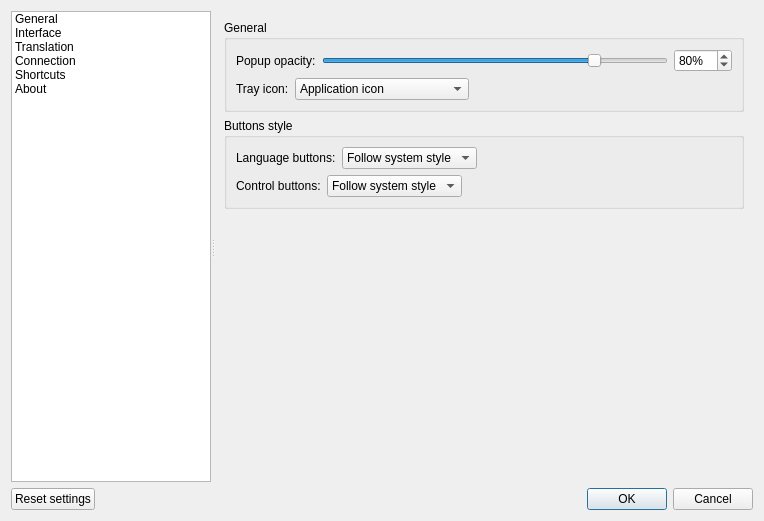
Above: src/settingsdialog.ui from crow-translate/crow-translate before the change. Below: the same form after it.
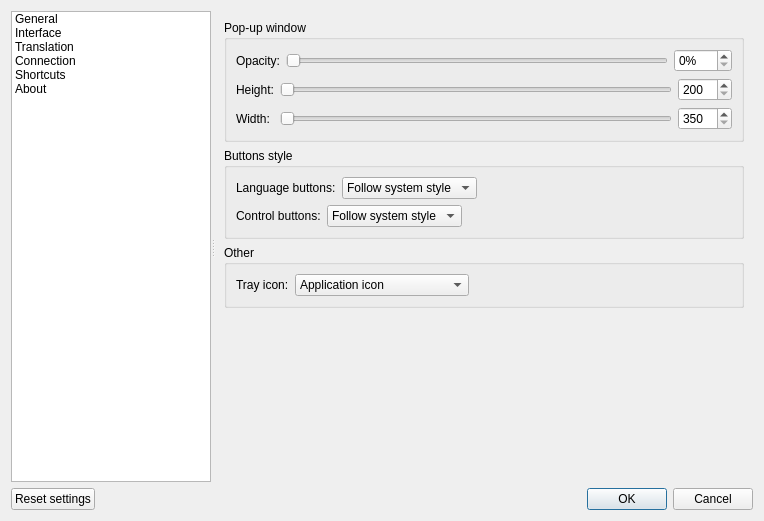
That is the form after the change. The open tabs and pages were chosen to show the change. Icons and pictures are not drawn.

Commit message: Add ability to set pop-up window size

```diff
--- a/src/settingsdialog.ui
+++ b/src/settingsdialog.ui
@@ -268,15 +268,15 @@
         <item>
          <widget class="QGroupBox" name="generalInterfaceGroupBox">
           <property name="title">
-           <string>General</string>
+           <string>Pop-up window</string>
           </property>
-          <layout class="QVBoxLayout" name="verticalLayout_13">
+          <layout class="QVBoxLayout" name="verticalLayout_14">
            <item>
             <layout class="QHBoxLayout" name="popupOpacityLayout">
              <item>
               <widget class="QLabel" name="popupOpacityLabel">
                <property name="text">
-                <string>Popup opacity:</string>
+                <string>Opacity:</string>
                </property>
               </widget>
              </item>
@@ -285,9 +285,6 @@
                <property name="maximum">
                 <number>100</number>
                </property>
-               <property name="value">
-                <number>80</number>
-               </property>
                <property name="orientation">
                 <enum>Qt::Horizontal</enum>
                </property>
@@ -301,65 +298,74 @@
                <property name="maximum">
                 <number>100</number>
                </property>
-               <property name="value">
-                <number>80</number>
-               </property>
               </widget>
              </item>
             </layout>
            </item>
            <item>
-            <layout class="QHBoxLayout" name="trayIconHorizontalLayout">
-             <item>
-              <widget class="QLabel" name="trayIconLabel">
+            <layout class="QGridLayout" name="popupSizeLayout">
+             <item row="0" column="2">
+              <widget class="QSpinBox" name="popupHeightSpinBox">
+               <property name="minimum">
+                <number>200</number>
+               </property>
+               <property name="maximum">
+                <number>1000</number>
+               </property>
+              </widget>
+             </item>
+             <item row="0" column="0">
+              <widget class="QLabel" name="popupHeightLabel">
                <property name="text">
-                <string>Tray icon:</string>
+                <string>Height:</string>
                </property>
               </widget>
              </item>
-             <item>
-              <widget class="QComboBox" name="trayIconComboBox">
-               <item>
-                <property name="text">
-                 <string>Application icon</string>
-                </property>
-                <property name="icon">
-                 <iconset theme="crow-translate">
-                  <normaloff>.</normaloff>.</iconset>
-                </property>
-               </item>
-               <item>
-                <property name="text">
-                 <string>Monochrome (dark theme)</string>
-                </property>
-                <property name="icon">
-                 <iconset resource="../data/resources.qrc">
-                  <normaloff>:/icons/app/dark-theme.png</normaloff>:/icons/app/dark-theme.png</iconset>
-                </property>
-               </item>
-               <item>
-                <property name="text">
-                 <string>Monochrome (light theme)</string>
-                </property>
-                <property name="icon">
-                 <iconset resource="../data/resources.qrc">
-                  <normaloff>:/icons/app/white-theme.png</normaloff>:/icons/app/white-theme.png</iconset>
-                </property>
-               </item>
+             <item row="0" column="1">
+              <widget class="QSlider" name="popupHeightSlider">
+               <property name="minimum">
+                <number>200</number>
+               </property>
+               <property name="maximum">
+                <number>1000</number>
+               </property>
+               <property name="singleStep">
+                <number>1</number>
+               </property>
+               <property name="orientation">
+                <enum>Qt::Horizontal</enum>
+               </property>
               </widget>
              </item>
-             <item>
-              <spacer name="trayIconHorizontalSpacer">
+             <item row="1" column="1">
+              <widget class="QSlider" name="popupWidthSlider">
+               <property name="minimum">
+                <number>350</number>
+               </property>
+               <property name="maximum">
+                <number>1000</number>
+               </property>
                <property name="orientation">
                 <enum>Qt::Horizontal</enum>
                </property>
-               <property name="sizeHint" stdset="0">
-                <size>
-                 <width>40</width>
-                 <height>20</height>
-                </size>
+              </widget>
+             </item>
+             <item row="1" column="0">
+              <widget class="QLabel" name="popupWidthLabel">
+               <property name="text">
+                <string>Width:</string>
                </property>
-              </spacer>
+              </widget>
+             </item>
+             <item row="1" column="2">
+              <widget class="QSpinBox" name="popupWidthSpinBox">
+               <property name="minimum">
+                <number>350</number>
+               </property>
+               <property name="maximum">
+                <number>1000</number>
+               </property>
+              </widget>
              </item>
             </layout>
            </item>
@@ -481,6 +487,70 @@
           </layout>
          </widget>
         </item>
+        <item>
+         <widget class="QGroupBox" name="otherInterfaceGroupBox">
+          <property name="title">
+           <string>Other</string>
+          </property>
+          <layout class="QVBoxLayout" name="verticalLayout_13">
+           <item>
+            <layout class="QHBoxLayout" name="trayIconHorizontalLayout">
+             <item>
+              <widget class="QLabel" name="trayIconLabel">
+               <property name="text">
+                <string>Tray icon:</string>
+               </property>
+              </widget>
+             </item>
+             <item>
+              <widget class="QComboBox" name="trayIconComboBox">
+               <item>
+                <property name="text">
+                 <string>Application icon</string>
+                </property>
+                <property name="icon">
+                 <iconset theme="crow-translate">
+                  <normaloff>.</normaloff>.</iconset>
+                </property>
+               </item>
+               <item>
+                <property name="text">
+                 <string>Monochrome (dark theme)</string>
+                </property>
+                <property name="icon">
+                 <iconset resource="../data/resources.qrc">
+                  <normaloff>:/icons/app/dark-theme.png</normaloff>:/icons/app/dark-theme.png</iconset>
+                </property>
+               </item>
+               <item>
+                <property name="text">
+                 <string>Monochrome (light theme)</string>
+                </property>
+                <property name="icon">
+                 <iconset resource="../data/resources.qrc">
+                  <normaloff>:/icons/app/white-theme.png</normaloff>:/icons/app/white-theme.png</iconset>
+                </property>
+               </item>
+              </widget>
+             </item>
+             <item>
+              <spacer name="trayIconHorizontalSpacer">
+               <property name="orientation">
+                <enum>Qt::Horizontal</enum>
+               </property>
+               <property name="sizeHint" stdset="0">
+                <size>
+                 <width>40</width>
+                 <height>20</height>
+                </size>
+               </property>
+              </spacer>
+             </item>
+            </layout>
+           </item>
+          </layout>
+         </widget>
+        </item>
         <item>
          <spacer name="interfaceSpacer">
           <property name="orientation">
```
Left out of the diff: 4 changed lines with no effect on the pictures. The commit also changes 5 other files.
